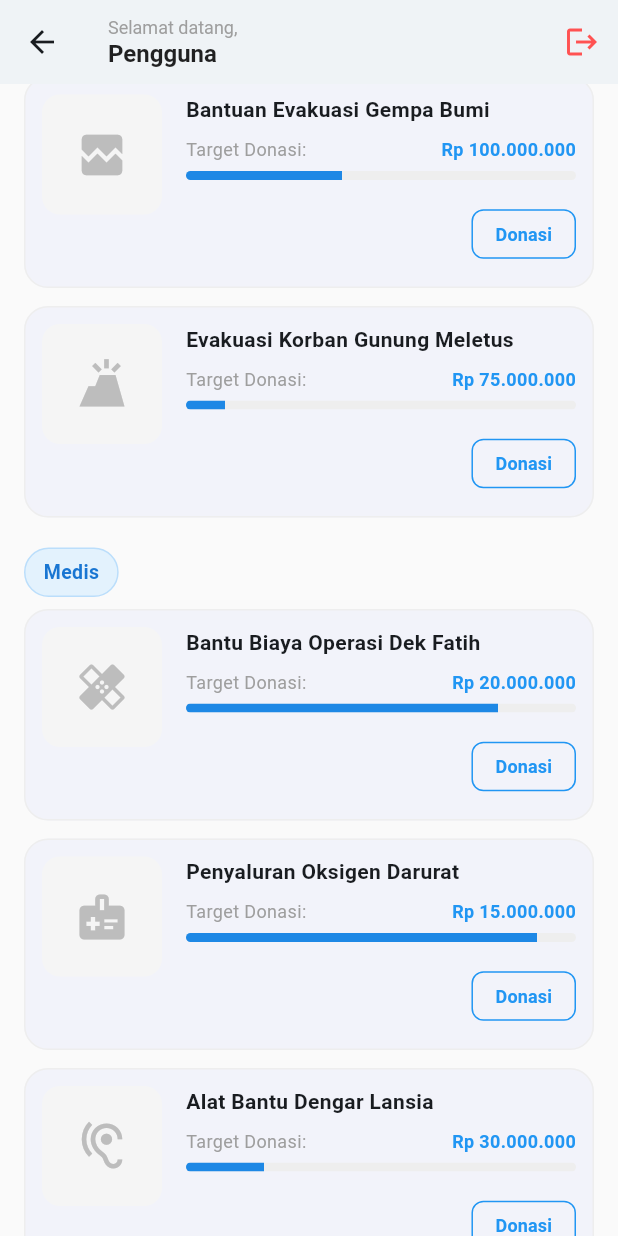
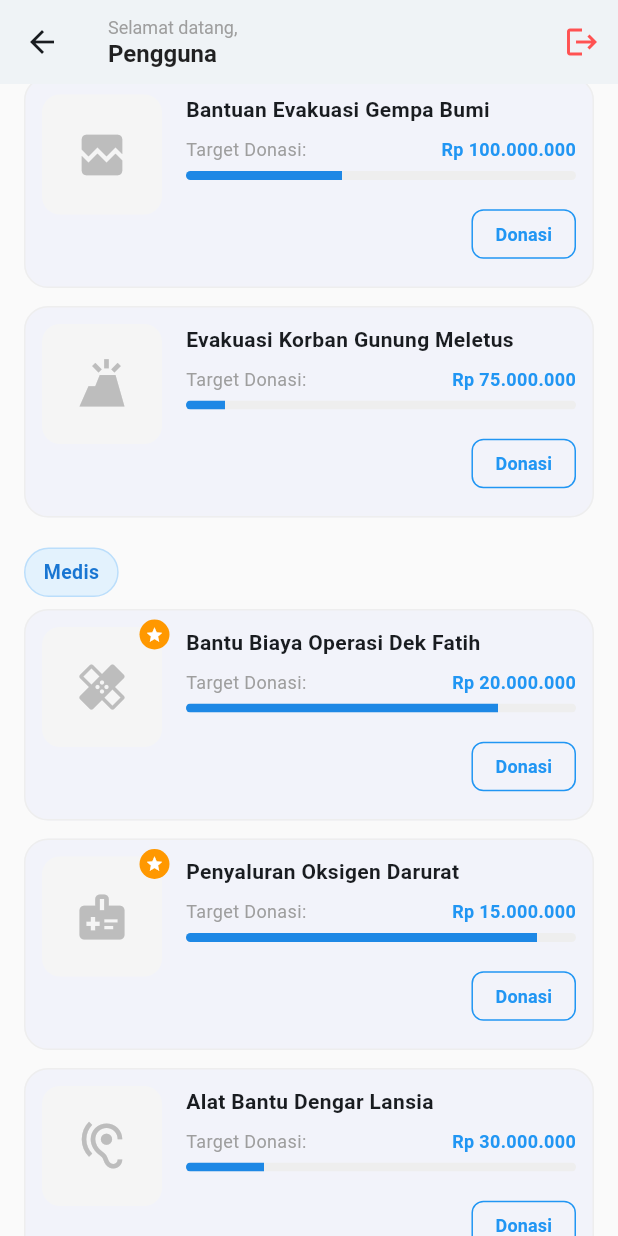
Before and after one commit to NovaPerwira/uts-mobile, a Flutter app: the DashboardScreen screen opened by its route, scrolled down 576 dp, on a phone screen of 412 x 824 dp. Run offline on Flutter 3.47's test engine with Material 3 defaults, Android fonts, the phone set to English and light mode, and no system bars.

Commit message:
feat: implement dashboard screen with campaign models, currency formatting, and donation functionality

```diff
--- /dev/null
+++ b/lib/models/campaign_model.dart
@@ -0,0 +1,17 @@
+import 'package:flutter/material.dart';
+
+class CampaignModel {
+  final String title;
+  final String category;
+  final double progress;
+  final String target;
+  final IconData icon;
+
+  CampaignModel({
+    required this.title,
+    required this.category,
+    required this.progress,
+    required this.target,
+    required this.icon,
+  });
+}
--- a/lib/screens/dashboard_screen.dart
+++ b/lib/screens/dashboard_screen.dart
@@ -1,5 +1,8 @@
 import 'package:flutter/material.dart';
 import 'login_screen.dart';
+import '../models/campaign_model.dart';
+import '../widgets/campaign_card.dart';
+import '../utils/currency_format.dart';
 
 // --- Placeholder Screen untuk Halaman Kosong ---
 class KategoriKosongScreen extends StatelessWidget {
@@ -48,21 +51,6 @@ class _DashboardScreenState extends State<DashboardScreen> {
   // State Dinamis Saldo
   double _saldo = 1250000;
 
-  // Helper untuk format Rupiah
-  String formatRupiah(double amount) {
-    String price = amount.toStringAsFixed(0);
-    String result = '';
-    int count = 0;
-    for (int i = price.length - 1; i >= 0; i--) {
-      count++;
-      result = price[i] + result;
-      if (count % 3 == 0 && i != 0) {
-        result = '.$result';
-      }
-    }
-    return result;
-  }
-
   // 4 Jenis Donasi Familiar sesuai permintaan (akan didirect ke halaman kosong)
   final List<Map<String, dynamic>> _menuDonasi = [
     {'title': 'Zakat', 'icon': Icons.mosque, 'color': Colors.green},
@@ -71,27 +59,29 @@ class _DashboardScreenState extends State<DashboardScreen> {
     {'title': 'Medis', 'icon': Icons.medical_services, 'color': Colors.red},
   ];
 
-  // 10 Item Dummy Campaign
-  final List<Map<String, dynamic>> _campaigns = [
-    {'title': 'Bantu Korban Banjir Bandang Demak', 'category': 'Bencana', 'progress': 0.7, 'target': 'Rp 50.000.000', 'icon': Icons.flood},
-    {'title': 'Bantuan Evakuasi Gempa Bumi', 'category': 'Bencana', 'progress': 0.4, 'target': 'Rp 100.000.000', 'icon': Icons.broken_image},
-    {'title': 'Bantu Biaya Operasi Dek Fatih', 'category': 'Medis', 'progress': 0.8, 'target': 'Rp 20.000.000', 'icon': Icons.healing},
-    {'title': 'Penyaluran Oksigen Darurat', 'category': 'Medis', 'progress': 0.9, 'target': 'Rp 15.000.000', 'icon': Icons.medical_information},
-    {'title': 'Zakat Fitrah & Maal 2026', 'category': 'Zakat', 'progress': 0.5, 'target': 'Rp 200.000.000', 'icon': Icons.mosque},
-    {'title': 'Sedekah Subuh Rutin', 'category': 'Sedekah', 'progress': 0.6, 'target': 'Rp 10.000.000', 'icon': Icons.wb_twilight},
-    {'title': 'Pembangunan Masjid Desa', 'category': 'Sedekah', 'progress': 0.3, 'target': 'Rp 150.000.000', 'icon': Icons.account_balance},
-    {'title': 'Bantuan Pangan Dhuafa', 'category': 'Sedekah', 'progress': 0.85, 'target': 'Rp 25.000.000', 'icon': Icons.fastfood},
-    {'title': 'Alat Bantu Dengar Lansia', 'category': 'Medis', 'progress': 0.2, 'target': 'Rp 30.000.000', 'icon': Icons.hearing},
-    {'title': 'Evakuasi Korban Gunung Meletus', 'category': 'Bencana', 'progress': 0.1, 'target': 'Rp 75.000.000', 'icon': Icons.volcano},
-  ];
-
-  late List<String> _categories;
+  // 10 Item Dummy Campaign dipisahkan ke dalam Model
+  late final List<CampaignModel> _campaigns;
+  late final List<String> _categories;
 
   @override
   void initState() {
     super.initState();
+    // Menggunakan Model (CampaignModel) sesuai best practice struktur
+    _campaigns = [
+      CampaignModel(title: 'Bantu Korban Banjir Bandang Demak', category: 'Bencana', progress: 0.7, target: 'Rp 50.000.000', icon: Icons.flood),
+      CampaignModel(title: 'Bantuan Evakuasi Gempa Bumi', category: 'Bencana', progress: 0.4, target: 'Rp 100.000.000', icon: Icons.broken_image),
+      CampaignModel(title: 'Bantu Biaya Operasi Dek Fatih', category: 'Medis', progress: 0.8, target: 'Rp 20.000.000', icon: Icons.healing),
+      CampaignModel(title: 'Penyaluran Oksigen Darurat', category: 'Medis', progress: 0.9, target: 'Rp 15.000.000', icon: Icons.medical_information),
+      CampaignModel(title: 'Zakat Fitrah & Maal 2026', category: 'Zakat', progress: 0.5, target: 'Rp 200.000.000', icon: Icons.mosque),
+      CampaignModel(title: 'Sedekah Subuh Rutin', category: 'Sedekah', progress: 0.6, target: 'Rp 10.000.000', icon: Icons.wb_twilight),
+      CampaignModel(title: 'Pembangunan Masjid Desa', category: 'Sedekah', progress: 0.3, target: 'Rp 150.000.000', icon: Icons.account_balance),
+      CampaignModel(title: 'Bantuan Pangan Dhuafa', category: 'Sedekah', progress: 0.85, target: 'Rp 25.000.000', icon: Icons.fastfood),
+      CampaignModel(title: 'Alat Bantu Dengar Lansia', category: 'Medis', progress: 0.2, target: 'Rp 30.000.000', icon: Icons.hearing),
+      CampaignModel(title: 'Evakuasi Korban Gunung Meletus', category: 'Bencana', progress: 0.1, target: 'Rp 75.000.000', icon: Icons.volcano),
+    ];
+
     // Mengelompokkan / mengurutkan kategori dari list campaign
-    _categories = _campaigns.map((e) => e['category'] as String).toSet().toList();
+    _categories = _campaigns.map((e) => e.category).toSet().toList();
     _categories.sort(); // Diurutkan berdasarkan nama kategori abjad
   }
 
@@ -104,7 +94,7 @@ class _DashboardScreenState extends State<DashboardScreen> {
   }
 
   // Menampilkan Modal Dialog Donasi
-  void _showDonasiDialog(BuildContext context, Map<String, dynamic> campaign) {
+  void _showDonasiDialog(BuildContext context, CampaignModel campaign) {
     final TextEditingController nominalController = TextEditingController();
 
     showDialog(
@@ -112,7 +102,7 @@ class _DashboardScreenState extends State<DashboardScreen> {
       builder: (context) {
         return AlertDialog(
           shape: RoundedRectangleBorder(borderRadius: BorderRadius.circular(16)),
-          title: Text('Donasi untuk\n${campaign['title']}', style: const TextStyle(fontSize: 16)),
+          title: Text('Donasi untuk\n${campaign.title}', style: const TextStyle(fontSize: 16)),
           content: Column(
             mainAxisSize: MainAxisSize.min,
             crossAxisAlignment: CrossAxisAlignment.start,
@@ -130,7 +120,7 @@ class _DashboardScreenState extends State<DashboardScreen> {
                 ),
               ),
               const SizedBox(height: 12),
-              Text('Saldo Anda: Rp ${formatRupiah(_saldo)}', style: const TextStyle(fontSize: 12, color: Colors.grey)),
+              Text('Saldo Anda: Rp ${CurrencyFormat.formatToRupiah(_saldo)}', style: const TextStyle(fontSize: 12, color: Colors.grey)),
             ],
           ),
           actions: [
@@ -160,7 +150,7 @@ class _DashboardScreenState extends State<DashboardScreen> {
   }
 
   // Fungsi memproses data saat donasi dilakukan
-  void _prosesDonasi(double nominal, Map<String, dynamic> campaign) {
+  void _prosesDonasi(double nominal, CampaignModel campaign) {
     if (nominal <= 0) {
       ScaffoldMessenger.of(context).showSnackBar(
         const SnackBar(content: Text('Nominal tidak valid!'), backgroundColor: Colors.red),
@@ -174,7 +164,7 @@ class _DashboardScreenState extends State<DashboardScreen> {
       });
       ScaffoldMessenger.of(context).showSnackBar(
         SnackBar(
-          content: Text('Terima kasih! Donasi Rp ${formatRupiah(nominal)} berhasil.'),
+          content: Text('Terima kasih! Donasi Rp ${CurrencyFormat.formatToRupiah(nominal)} berhasil.'),
           backgroundColor: Colors.green,
           behavior: SnackBarBehavior.floating,
         ),
@@ -192,7 +182,6 @@ class _DashboardScreenState extends State<DashboardScreen> {
 
   @override
   Widget build(BuildContext context) {
-    // Menerima data user yang dikirim dari form login
     final String userName = ModalRoute.of(context)?.settings.arguments as String? ?? 'Pengguna';
 
     return Scaffold(
@@ -254,9 +243,9 @@ class _DashboardScreenState extends State<DashboardScreen> {
                       style: TextStyle(color: Colors.white70, fontSize: 14),
                     ),
                     const SizedBox(height: 8),
-                    // Menampilkan saldo secara dinamis
+                    // Menggunakan utility fungsi formatRupiah
                     Text(
-                      'Rp ${formatRupiah(_saldo)}',
+                      'Rp ${CurrencyFormat.formatToRupiah(_saldo)}',
                       style: const TextStyle(color: Colors.white, fontSize: 28, fontWeight: FontWeight.bold),
                     ),
                     const SizedBox(height: 16),
@@ -264,7 +253,6 @@ class _DashboardScreenState extends State<DashboardScreen> {
                       children: [
                         ElevatedButton.icon(
                           onPressed: () {
-                            // Simulasi Top Up (Nambah Saldo)
                             setState(() {
                               _saldo += 100000;
                             });
@@ -345,7 +333,7 @@ class _DashboardScreenState extends State<DashboardScreen> {
 
             // Looping per Kategori
             ..._categories.map((category) {
-              final categoryCampaigns = _campaigns.where((c) => c['category'] == category).toList();
+              final categoryCampaigns = _campaigns.where((c) => c.category == category).toList();
 
               return Column(
                 crossAxisAlignment: CrossAxisAlignment.start,
@@ -372,82 +360,10 @@ class _DashboardScreenState extends State<DashboardScreen> {
                     padding: const EdgeInsets.symmetric(horizontal: 16.0),
                     itemCount: categoryCampaigns.length,
                     itemBuilder: (context, index) {
-                      final item = categoryCampaigns[index];
-                      return Card(
-                        margin: const EdgeInsets.only(bottom: 12),
-                        elevation: 0,
-                        shape: RoundedRectangleBorder(
-                          borderRadius: BorderRadius.circular(16),
-                          side: BorderSide(color: Colors.grey.shade200),
-                        ),
-                        child: Padding(
-                          padding: const EdgeInsets.all(12.0),
-                          child: Row(
-                            crossAxisAlignment: CrossAxisAlignment.start,
-                            children: [
-                              Container(
-                                width: 80,
-                                height: 80,
-                                decoration: BoxDecoration(
-                                  color: Colors.grey.shade100,
-                                  borderRadius: BorderRadius.circular(12),
-                                ),
-                                child: Icon(item['icon'], color: Colors.grey.shade400, size: 36),
-                              ),
-                              const SizedBox(width: 16),
-                              Expanded(
-                                child: Column(
-                                  crossAxisAlignment: CrossAxisAlignment.start,
-                                  children: [
-                                    Text(
-                                      item['title'],
-                                      style: const TextStyle(fontWeight: FontWeight.bold, fontSize: 14),
-                                      maxLines: 2,
-                                      overflow: TextOverflow.ellipsis,
-                                    ),
-                                    const SizedBox(height: 8),
-                                    Row(
-                                      mainAxisAlignment: MainAxisAlignment.spaceBetween,
-                                      children: [
-                                        const Text('Target Donasi:', style: TextStyle(color: Colors.grey, fontSize: 12)),
-                                        Text(
-                                          item['target'],
-                                          style: const TextStyle(color: Colors.blue, fontWeight: FontWeight.bold, fontSize: 12),
-                                        ),
-                                      ],
-                                    ),
-                                    const SizedBox(height: 6),
-                                    ClipRRect(
-                                      borderRadius: BorderRadius.circular(4),
-                                      child: LinearProgressIndicator(
-                                        value: item['progress'],
-                                        minHeight: 6,
-                                        backgroundColor: Colors.grey.shade200,
-                                        valueColor: AlwaysStoppedAnimation<Color>(Colors.blue.shade600),
-                                      ),
-                                    ),
-                                    const SizedBox(height: 12),
-                                    // Tombol Interaksi: Donasi
-                                    Align(
-                                      alignment: Alignment.centerRight,
-                                      child: OutlinedButton(
-                                        onPressed: () => _showDonasiDialog(context, item),
-                                        style: OutlinedButton.styleFrom(
-                                          foregroundColor: Colors.blue,
-                                          side: const BorderSide(color: Colors.blue),
-                                          shape: RoundedRectangleBorder(borderRadius: BorderRadius.circular(8)),
-                                          padding: const EdgeInsets.symmetric(horizontal: 16, vertical: 8),
-                                          minimumSize: Size.zero,
-                                        ),
-                                        child: const Text('Donasi', style: TextStyle(fontSize: 12, fontWeight: FontWeight.bold)),
-                                      ),
-                                    ),
-                                  ],
-                                ),
-                              ),
-                            ],
-                          ),
-                        ),
+                      // Menggunakan Widget Eksternal: CampaignCard
+                      return CampaignCard(
+                        campaign: categoryCampaigns[index],
+                        onDonasiTap: () => _showDonasiDialog(context, categoryCampaigns[index]),
                       );
                     },
                   ),
--- /dev/null
+++ b/lib/utils/currency_format.dart
@@ -0,0 +1,16 @@
+class CurrencyFormat {
+  /// Format double to string Rupiah
+  static String formatToRupiah(double amount) {
+    String price = amount.toStringAsFixed(0);
+    String result = '';
+    int count = 0;
+    for (int i = price.length - 1; i >= 0; i--) {
+      count++;
+      result = price[i] + result;
+      if (count % 3 == 0 && i != 0) {
+        result = '.$result';
+      }
+    }
+    return result;
+  }
+}
--- /dev/null
+++ b/lib/widgets/campaign_card.dart
@@ -0,0 +1,112 @@
+import 'package:flutter/material.dart';
+import '../models/campaign_model.dart';
+
+class CampaignCard extends StatelessWidget {
+  final CampaignModel campaign;
+  final VoidCallback onDonasiTap;
+
+  const CampaignCard({
+    super.key,
+    required this.campaign,
+    required this.onDonasiTap
+  });
+
+  @override
+  Widget build(BuildContext context) {
+    return Card(
+      margin: const EdgeInsets.only(bottom: 12),
+      elevation: 0,
+      shape: RoundedRectangleBorder(
+        borderRadius: BorderRadius.circular(16),
+        side: BorderSide(color: Colors.grey.shade200),
+      ),
+      child: Padding(
+        padding: const EdgeInsets.all(12.0),
+        child: Row(
+          crossAxisAlignment: CrossAxisAlignment.start,
+          children: [
+            // Memenuhi syarat Wajib: Widget Stack
+            Stack(
+              clipBehavior: Clip.none,
+              children: [
+                Container(
+                  width: 80,
+                  height: 80,
+                  decoration: BoxDecoration(
+                    color: Colors.grey.shade100,
+                    borderRadius: BorderRadius.circular(12),
+                  ),
+                  child: Icon(campaign.icon, color: Colors.grey.shade400, size: 36),
+                ),
+                // Badge jika progress donasi sudah di atas 70%
+                if (campaign.progress > 0.7)
+                  Positioned(
+                    top: -5,
+                    right: -5,
+                    child: Container(
+                      padding: const EdgeInsets.all(4),
+                      decoration: const BoxDecoration(
+                        color: Colors.orange,
+                        shape: BoxShape.circle,
+                      ),
+                      child: const Icon(Icons.star, size: 12, color: Colors.white),
+                    ),
+                  ),
+              ],
+            ),
+            const SizedBox(width: 16),
+            Expanded(
+              child: Column(
+                crossAxisAlignment: CrossAxisAlignment.start,
+                children: [
+                  Text(
+                    campaign.title,
+                    style: const TextStyle(fontWeight: FontWeight.bold, fontSize: 14),
+                    maxLines: 2,
+                    overflow: TextOverflow.ellipsis,
+                  ),
+                  const SizedBox(height: 8),
+                  Row(
+                    mainAxisAlignment: MainAxisAlignment.spaceBetween,
+                    children: [
+                      const Text('Target Donasi:', style: TextStyle(color: Colors.grey, fontSize: 12)),
+                      Text(
+                        campaign.target,
+                        style: const TextStyle(color: Colors.blue, fontWeight: FontWeight.bold, fontSize: 12),
+                      ),
+                    ],
+                  ),
+                  const SizedBox(height: 6),
+                  ClipRRect(
+                    borderRadius: BorderRadius.circular(4),
+                    child: LinearProgressIndicator(
+                      value: campaign.progress,
+                      minHeight: 6,
+                      backgroundColor: Colors.grey.shade200,
+                      valueColor: AlwaysStoppedAnimation<Color>(Colors.blue.shade600),
+                    ),
+                  ),
+                  const SizedBox(height: 12),
+                  Align(
+                    alignment: Alignment.centerRight,
+                    child: OutlinedButton(
+                      onPressed: onDonasiTap,
+                      style: OutlinedButton.styleFrom(
+                        foregroundColor: Colors.blue,
+                        side: const BorderSide(color: Colors.blue),
+                        shape: RoundedRectangleBorder(borderRadius: BorderRadius.circular(8)),
+                        padding: const EdgeInsets.symmetric(horizontal: 16, vertical: 8),
+                        minimumSize: Size.zero,
+                      ),
+                      child: const Text('Donasi', style: TextStyle(fontSize: 12, fontWeight: FontWeight.bold)),
+                    ),
+                  ),
+                ],
+              ),
+            ),
+          ],
+        ),
+      ),
+    );
+  }
+}
```
